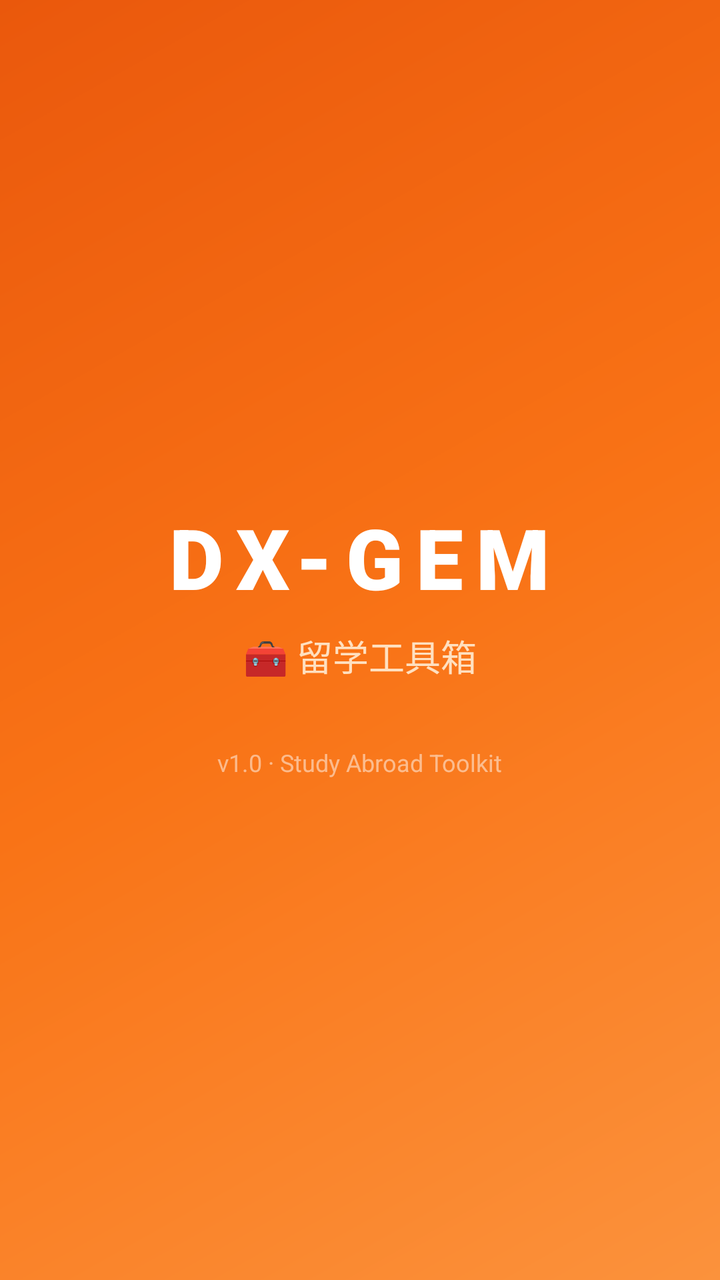
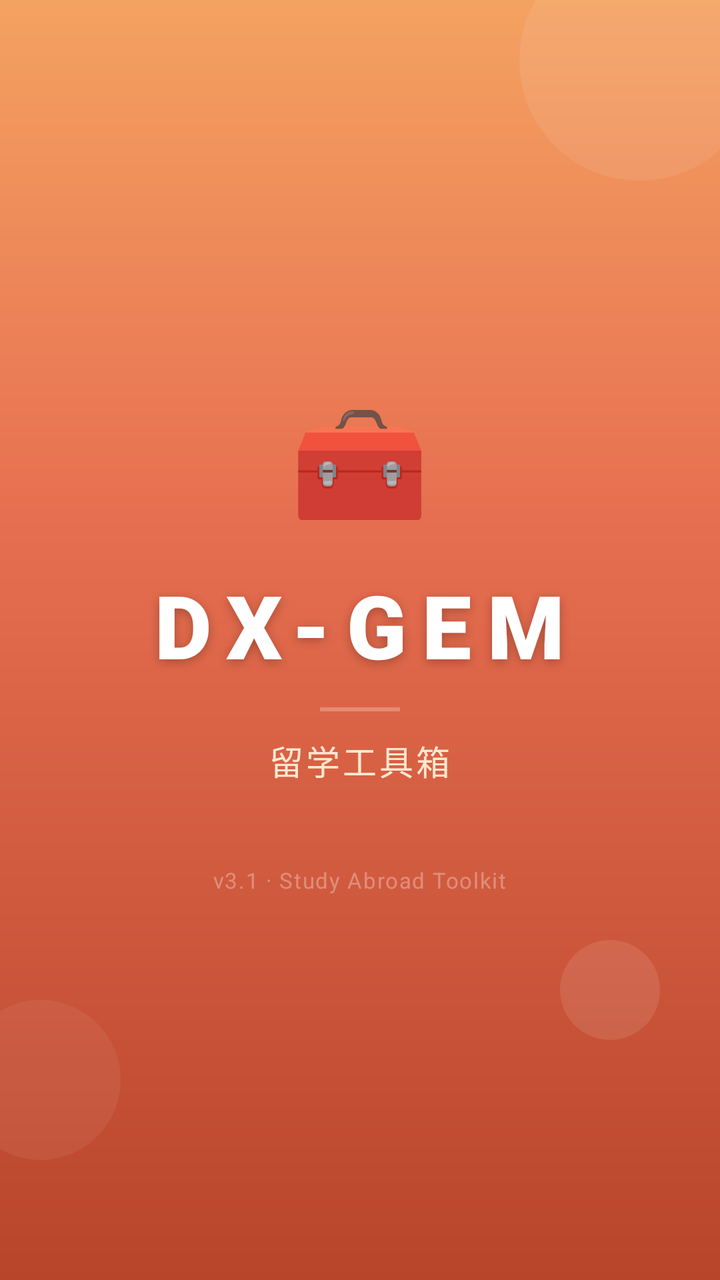

The first picture is an Android layout as it rendered before a commit; the second is the same layout after the commit. The layout source and the unified diff follow.
<!-- AndroidManifest.xml: activity theme Theme.Splash -->
<!-- res/layout/activity_splash.xml -->
<?xml version="1.0" encoding="utf-8"?>
<LinearLayout xmlns:android="http://schemas.android.com/apk/res/android"
    android:layout_width="match_parent"
    android:layout_height="match_parent"
    android:background="@drawable/splash_bg"
    android:orientation="vertical"
    android:gravity="center">

    <TextView
        android:layout_width="wrap_content"
        android:layout_height="wrap_content"
        android:text="DX-GEM"
        android:textColor="#ffffff"
        android:textSize="42sp"
        android:textStyle="bold"
        android:letterSpacing="0.15"
        android:fontFamily="sans-serif-black" />

    <TextView
        android:layout_width="wrap_content"
        android:layout_height="wrap_content"
        android:layout_marginTop="8dp"
        android:text="🧰 留学工具箱"
        android:textColor="#ffe0c0"
        android:textSize="18sp"
        android:fontFamily="sans-serif-medium" />

    <TextView
        android:layout_width="wrap_content"
        android:layout_height="wrap_content"
        android:layout_marginTop="32dp"
        android:text="v1.0 · Study Abroad Toolkit"
        android:textColor="#80ffffff"
        android:textSize="12sp" />

</LinearLayout>
<!-- resources referenced by this layout -->
<resources>
  <!-- drawable splash_bg (drawable) -->
  <?xml version="1.0" encoding="utf-8"?>
  <shape xmlns:android="http://schemas.android.com/apk/res/android"
      android:shape="rectangle">
      <gradient
          android:startColor="#fb923c"
          android:centerColor="#f97316"
          android:endColor="#ea580c"
          android:angle="135" />
  </shape>
  <style name="Theme.Splash" parent="android:Theme.Material.NoActionBar">
          <item name="android:windowFullscreen">true</item>
          <item name="android:windowNoTitle">true</item>
      </style>
</resources>

<!-- the commit's change to res/layout/activity_splash.xml (unified diff, before → after) -->
@@ -1,36 +1,92 @@
 <?xml version="1.0" encoding="utf-8"?>
-<LinearLayout xmlns:android="http://schemas.android.com/apk/res/android"
+<RelativeLayout xmlns:android="http://schemas.android.com/apk/res/android"
     android:layout_width="match_parent"
     android:layout_height="match_parent"
-    android:background="@drawable/splash_bg"
-    android:orientation="vertical"
-    android:gravity="center">
+    android:background="@drawable/splash_bg">
 
-    <TextView
+    
+    <View
+        android:layout_width="120dp" android:layout_height="120dp"
+        android:layout_alignParentTop="true" android:layout_alignParentRight="true"
+        android:layout_marginTop="-30dp" android:layout_marginRight="-20dp"
+        android:background="@drawable/splash_dot"
+        android:alpha="0.08" />
+
+    
+    <View
+        android:layout_width="80dp" android:layout_height="80dp"
+        android:layout_alignParentBottom="true" android:layout_alignParentLeft="true"
+        android:layout_marginBottom="60dp" android:layout_marginLeft="-20dp"
+        android:background="@drawable/splash_dot"
+        android:alpha="0.06" />
+
+    
+    <View
+        android:layout_width="50dp" android:layout_height="50dp"
+        android:layout_alignParentBottom="true" android:layout_alignParentRight="true"
+        android:layout_marginBottom="120dp" android:layout_marginRight="30dp"
+        android:background="@drawable/splash_dot_small"
+        android:alpha="0.1" />
+
+    
+    <LinearLayout
         android:layout_width="wrap_content"
         android:layout_height="wrap_content"
-        android:text="DX-GEM"
-        android:textColor="#ffffff"
-        android:textSize="42sp"
-        android:textStyle="bold"
-        android:letterSpacing="0.15"
-        android:fontFamily="sans-serif-black" />
+        android:layout_centerInParent="true"
+        android:orientation="vertical"
+        android:gravity="center">
 
-    <TextView
-        android:layout_width="wrap_content"
-        android:layout_height="wrap_content"
-        android:layout_marginTop="8dp"
-        android:text="🧰 留学工具箱"
-        android:textColor="#ffe0c0"
-        android:textSize="18sp"
-        android:fontFamily="sans-serif-medium" />
+        
+        <TextView
+            android:layout_width="wrap_content"
+            android:layout_height="wrap_content"
+            android:text="🧰"
+            android:textSize="56sp"
+            android:layout_marginBottom="16dp" />
 
-    <TextView
-        android:layout_width="wrap_content"
-        android:layout_height="wrap_content"
-        android:layout_marginTop="32dp"
-        android:text="v1.0 · Study Abroad Toolkit"
-        android:textColor="#80ffffff"
-        android:textSize="12sp" />
+        
+        <TextView
+            android:layout_width="wrap_content"
+            android:layout_height="wrap_content"
+            android:text="DX-GEM"
+            android:textColor="#FFFFFF"
+            android:textSize="44sp"
+            android:textStyle="bold"
+            android:letterSpacing="0.18"
+            android:fontFamily="sans-serif-black"
+            android:shadowColor="#40000000"
+            android:shadowDx="0"
+            android:shadowDy="4"
+            android:shadowRadius="12" />
 
-</LinearLayout>
+        
+        <View
+            android:layout_width="40dp"
+            android:layout_height="2dp"
+            android:layout_marginTop="12dp"
+            android:layout_marginBottom="12dp"
+            android:background="#40FFFFFF" />
+
+        
+        <TextView
+            android:layout_width="wrap_content"
+            android:layout_height="wrap_content"
+            android:text="留学工具箱"
+            android:textColor="#FFE8D0"
+            android:textSize="17sp"
+            android:letterSpacing="0.08"
+            android:fontFamily="sans-serif-medium" />
+
+        
+        <TextView
+            android:layout_width="wrap_content"
+            android:layout_height="wrap_content"
+            android:layout_marginTop="40dp"
+            android:text="v3.1 · Study Abroad Toolkit"
+            android:textColor="#50FFFFFF"
+            android:textSize="11sp"
+            android:letterSpacing="0.05" />
+
+    </LinearLayout>
+
+</RelativeLayout>
<!-- resource entries referenced after the edit -->
@@ -5,10 +5,25 @@
   <shape xmlns:android="http://schemas.android.com/apk/res/android"
       android:shape="rectangle">
       <gradient
-          android:startColor="#fb923c"
-          android:centerColor="#f97316"
-          android:endColor="#ea580c"
-          android:angle="135" />
+          android:startColor="#F4A261"
+          android:centerColor="#E76F51"
+          android:endColor="#B8442A"
+          android:centerX="0.4"
+          android:centerY="0.3"
+          android:angle="155"
+          android:type="linear" />
+  </shape>
+  <!-- drawable splash_dot (drawable) -->
+  <?xml version="1.0" encoding="utf-8"?>
+  <shape xmlns:android="http://schemas.android.com/apk/res/android"
+      android:shape="oval">
+      <solid android:color="#FFFFFF" />
+  </shape>
+  <!-- drawable splash_dot_small (drawable) -->
+  <?xml version="1.0" encoding="utf-8"?>
+  <shape xmlns:android="http://schemas.android.com/apk/res/android"
+      android:shape="oval">
+      <solid android:color="#FFFFFF" />
   </shape>
   <style name="Theme.Splash" parent="android:Theme.Material.NoActionBar">
           <item name="android:windowFullscreen">true</item>
